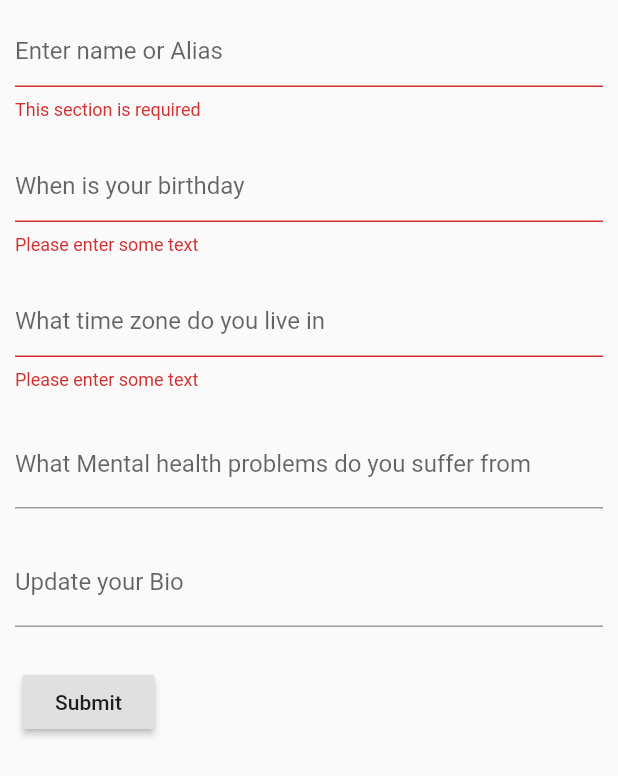
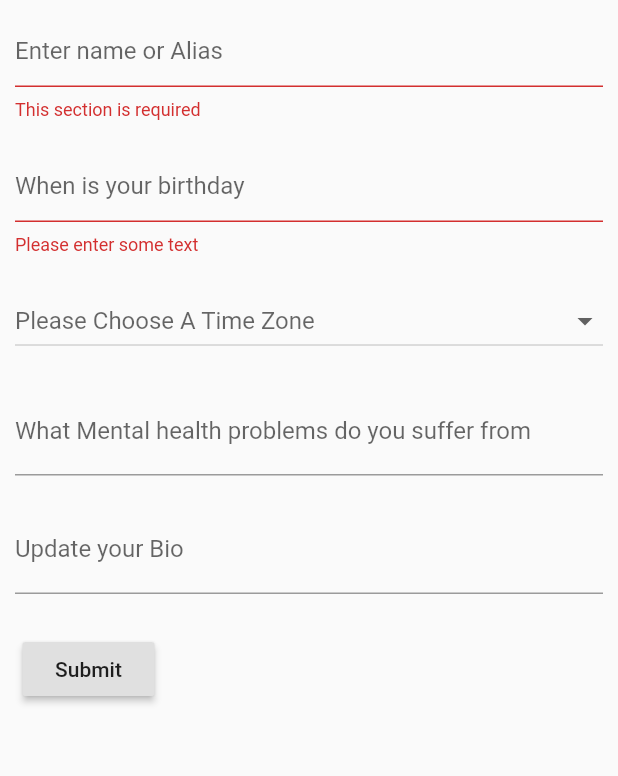
Before and after one commit to willgoishi/HACKSCProject, a Flutter app: the MyStatefulWidget widget shown alone on an empty page, opened directly, after a tap on "Submit", on a phone screen of 412 x 824 dp. Shown: the top 776 px of the screen. Run offline on Flutter 3.47's test engine with Material 2 defaults, Android fonts, the phone set to English and light mode, and no system bars; our stand-ins replace cloud_firestore; accounts and stored records are empty.

Commit message:
dropdown menu time zone

```diff
--- a/hackscproject/lib/landingpage.dart
+++ b/hackscproject/lib/landingpage.dart
@@ -1,5 +1,4 @@
 import 'package:flutter/material.dart';
-import 'main.dart';
 class LandingPage extends StatelessWidget {
 
   @override
--- a/hackscproject/lib/usercreationform.dart
+++ b/hackscproject/lib/usercreationform.dart
@@ -79,6 +79,8 @@ class _MyStatefulWidgetState extends State<MyStatefulWidget> {
 
 
   }
+List<String> _locations = ['Pacific Standard Time', 'Mountain Standard Time', 'Central Standard Time', 'Eastern Standard Time']; // Option 2
+  String _selectedLocation; // Option 2
 
   @override
   Widget build(BuildContext context) {
@@ -118,19 +120,28 @@ class _MyStatefulWidgetState extends State<MyStatefulWidget> {
                 },
               ),
             ),
+
             Padding(
               padding: EdgeInsets.all(10),
-              child: TextFormField(
-                decoration: const InputDecoration(
-                  hintText: 'What time zone do you live in',
-                ),
-                validator: (value) {
-                  if (value.isEmpty) {
-                    return 'Please enter some text';
-                  }
-                  return null;
-                },
-              ),
+
+
+            child: DropdownButton(
+            isExpanded: true,
+            hint: Text('Please Choose A Time Zone'),
+            value: _selectedLocation,
+            onChanged: (newValue) {
+              setState(() {
+                _selectedLocation = newValue;
+              });
+            },
+            items: _locations.map((location) {
+              return DropdownMenuItem(
+                child: new Text(location),
+                value: location,
+              );
+            }).toList(),
+          ),
+
             ),
             Padding(
               padding: EdgeInsets.all(10),
--- a/hackscproject/pubspec.yaml
+++ b/hackscproject/pubspec.yaml
@@ -44,7 +44,6 @@ flutter:
 
   # To add assets to your application, add an assets section, like this:
   assets:
-  - assets/meeseeks.jpg
   - assets/40f.png
   - assets/resilience.png
   #  - images/a_dot_burr.jpeg
```
